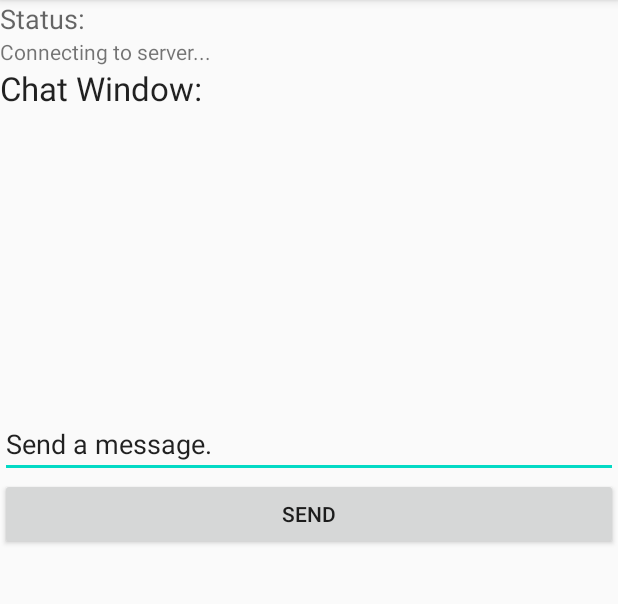
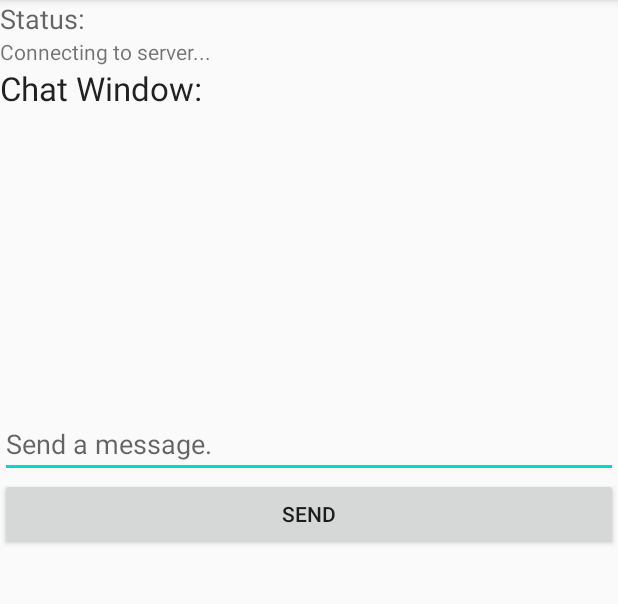
Before and after one commit to stephen99scott/android-dm, an Android app: the screen it shows after launch (MainActivity), on a phone screen of 412 x 824 dp, the part 84-688 px from its top. Run offline under Robolectric (Android 15) with nearby library versions, the phone set to English and light mode, and no system bars.

Commit message:
Removed any TextView editing on the msg-box - Android:Hint instead

```diff
--- a/app/src/main/res/layout/activity_main.xml
+++ b/app/src/main/res/layout/activity_main.xml
@@ -32,8 +32,7 @@
         android:id="@+id/EditText01"
         android:layout_width="fill_parent"
         android:layout_height="wrap_content"
-        android:onClick="clearInputBox"
-        android:text="Send a message."></EditText>
+        android:hint="Send a message."></EditText>
 
     <Button
         android:id="@+id/myButton"
```
Also changed, not shown: app/src/main/java/com/example/directmessaging/MainActivity.java (+0 -12 lines).
